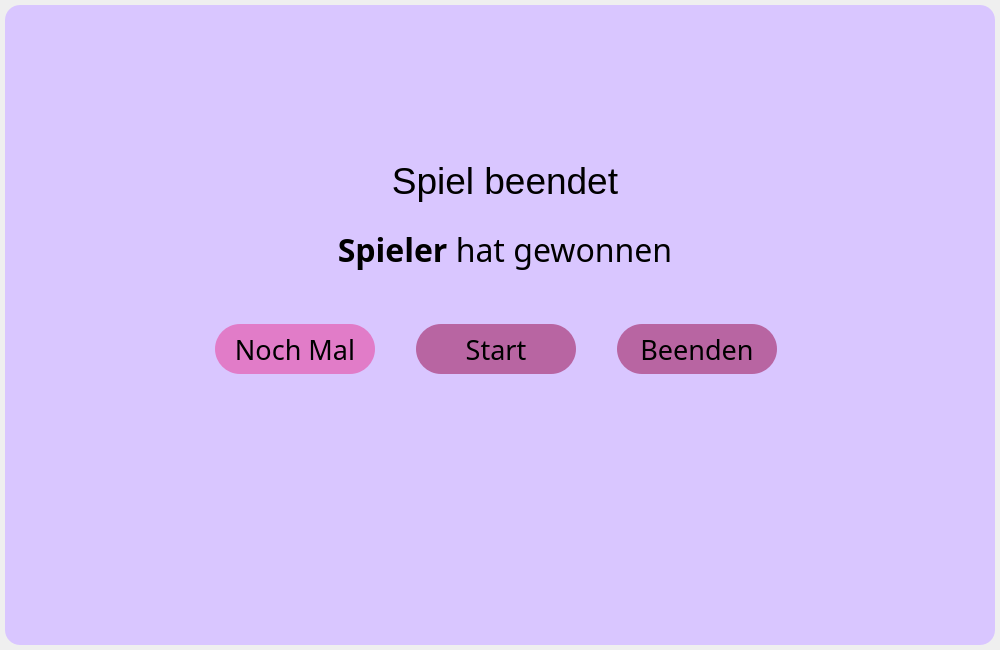
Old version of the form ui_game_over_screen.ui in the repository xtrilogis/Uno.
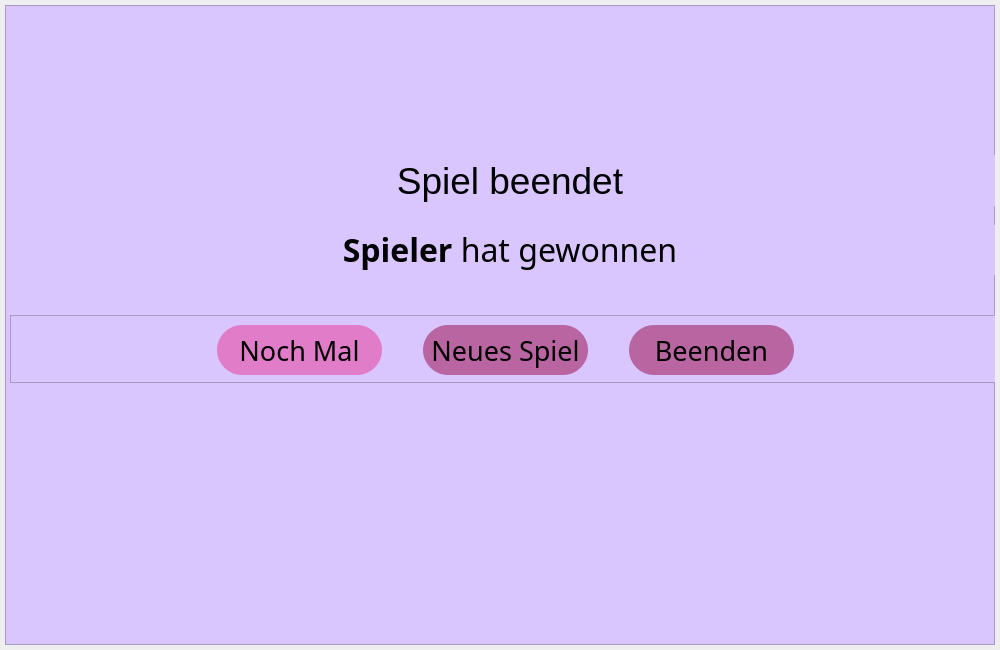
New version of the form.

Commit message: - split next_clicked in start_game and 'error message' - renamed Gui parte in GameOverScreen - Adjust UiEndwindow + Docstrings

What changed in the file:
```diff
--- a/ui_game_over_screen.ui
+++ b/ui_game_over_screen.ui
@@ -32,7 +32,6 @@
       <property name="styleSheet">
        <string notr="true">QFrame {
 	background-color: rgb(217, 198, 255);
-	border-radius: 15px;
 }
 </string>
       </property>
@@ -45,9 +44,9 @@
       <widget class="QFrame" name="frame_2">
        <property name="geometry">
         <rect>
-         <x>0</x>
+         <x>5</x>
          <y>310</y>
-         <width>981</width>
+         <width>990</width>
          <height>68</height>
         </rect>
        </property>
@@ -75,7 +74,7 @@
          <widget class="QPushButton" name="pushButtonPlayAgain">
           <property name="minimumSize">
            <size>
-            <width>160</width>
+            <width>165</width>
             <height>50</height>
            </size>
           </property>
@@ -116,7 +115,7 @@
          <widget class="QPushButton" name="pushButtonMenu">
           <property name="minimumSize">
            <size>
-            <width>160</width>
+            <width>165</width>
             <height>50</height>
            </size>
           </property>
@@ -133,7 +132,7 @@
 }</string>
           </property>
           <property name="text">
-           <string>Start</string>
+           <string>Neues Spiel</string>
           </property>
          </widget>
         </item>
@@ -157,7 +156,7 @@
          <widget class="QPushButton" name="pushButtonQuit">
           <property name="minimumSize">
            <size>
-            <width>160</width>
+            <width>165</width>
             <height>50</height>
            </size>
           </property>
@@ -196,7 +195,7 @@
       <widget class="QLabel" name="labelSpielende">
        <property name="geometry">
         <rect>
-         <x>0</x>
+         <x>5</x>
          <y>150</y>
          <width>1000</width>
          <height>51</height>
@@ -224,7 +223,7 @@
       <widget class="QLabel" name="labelGewinner">
        <property name="geometry">
         <rect>
-         <x>0</x>
+         <x>5</x>
          <y>220</y>
          <width>1000</width>
          <height>50</height>
```
Left out of the diff: 14 changed lines with no effect on the pictures. The commit also changes 2 other files.
